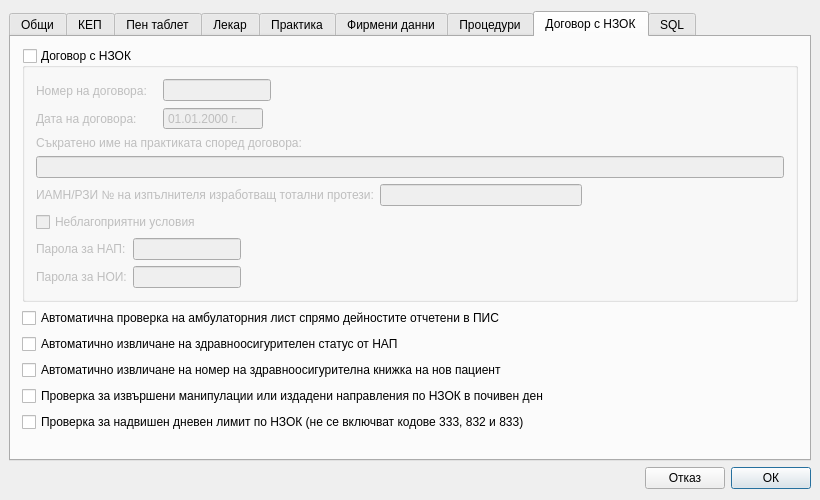
Old version of the form src/View/Widgets/SettingsDialog.ui in the repository thefinalcutbg/DinoDent.
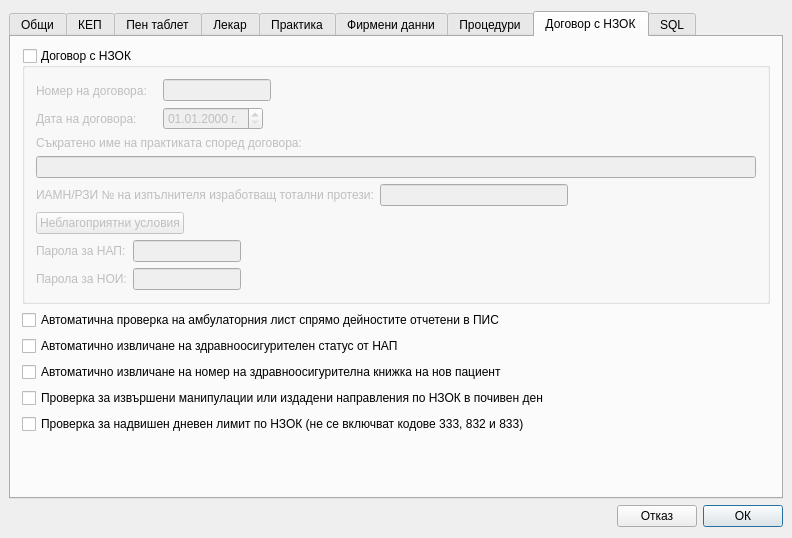
New version of the form. The open tabs and pages were chosen to show the change. Custom widgets are drawn as their Qt base class.

Patch:
```diff
--- a/src/View/Widgets/SettingsDialog.ui
+++ b/src/View/Widgets/SettingsDialog.ui
@@ -6,8 +6,8 @@
    <rect>
     <x>0</x>
     <y>0</y>
-    <width>820</width>
-    <height>500</height>
+    <width>792</width>
+    <height>538</height>
    </rect>
   </property>
   <property name="minimumSize">
@@ -1593,7 +1593,7 @@
                    </size>
                   </property>
                   <property name="buttonSymbols">
-                   <enum>QAbstractSpinBox::ButtonSymbols::NoButtons</enum>
+                   <enum>QAbstractSpinBox::UpDownArrows</enum>
                   </property>
                   <property name="showGroupSeparator" stdset="0">
                    <bool>false</bool>
@@ -1695,11 +1695,31 @@
            </layout>
           </item>
           <item>
-           <widget class="QCheckBox" name="unfavCheck">
-            <property name="text">
-             <string>Неблагоприятни условия</string>
+           <layout class="QHBoxLayout" name="horizontalLayout_43">
+            <property name="topMargin">
+             <number>0</number>
             </property>
-           </widget>
+            <item>
+             <widget class="QPushButton" name="unfavButton">
+              <property name="text">
+               <string>Неблагоприятни условия</string>
+              </property>
+             </widget>
+            </item>
+            <item>
+             <spacer name="horizontalSpacer_31">
+              <property name="orientation">
+               <enum>Qt::Horizontal</enum>
+              </property>
+              <property name="sizeHint" stdset="0">
+               <size>
+                <width>40</width>
+                <height>20</height>
+               </size>
+              </property>
+             </spacer>
+            </item>
+           </layout>
           </item>
           <item>
            <layout class="QHBoxLayout" name="horizontalLayout_11">
@@ -1826,8 +1846,8 @@
          </property>
          <property name="sizeHint" stdset="0">
           <size>
-           <width>20</width>
-           <height>76</height>
+           <width>76</width>
+           <height>20</height>
           </size>
          </property>
         </spacer>
```
Left out of the diff: 171 changed lines with no effect on the pictures.
